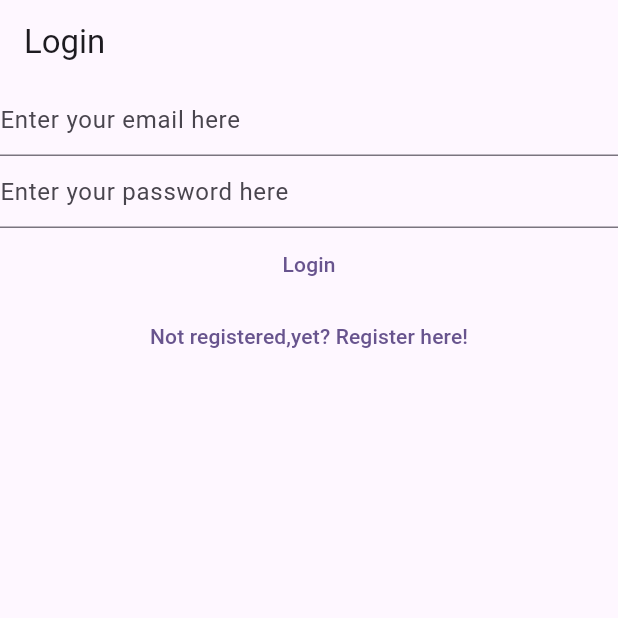
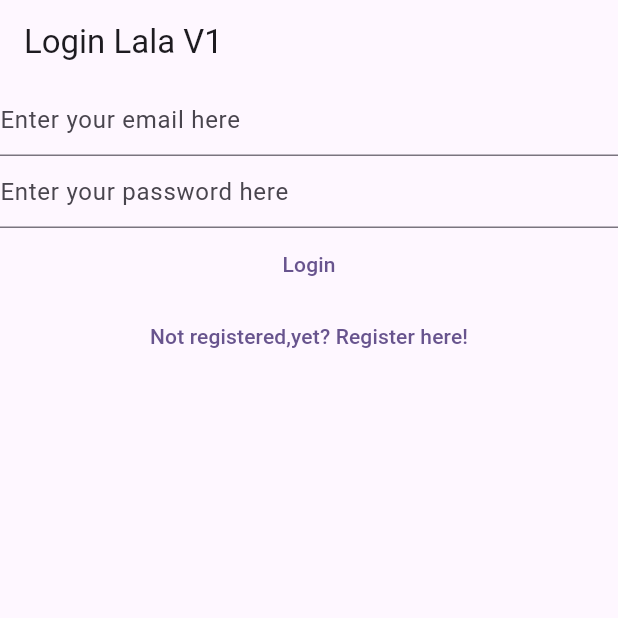
Before and after one commit to ana-lala/flutter-app-dev, a Flutter app: the screen it shows after launch, on a phone screen of 412 x 824 dp, the top half of it. Run offline on Flutter 3.47's test engine with Material 3 defaults, Android fonts, the phone set to English and light mode, and no system bars; our stand-ins replace firebase_auth, firebase_core; accounts and stored records are empty.

Commit message:
update title lala V1

```diff
--- a/lib/main.dart
+++ b/lib/main.dart
@@ -3,6 +3,7 @@ import 'package:firebase_core/firebase_core.dart';
 import 'package:firstproject/firebase_options.dart';
 import 'package:firstproject/views/login_view.dart';
 import 'package:firstproject/views/register_view.dart';
+import 'package:firstproject/views/verify_email_view.dart';
 import 'package:flutter/material.dart';
 
 void main() {
@@ -42,13 +43,17 @@ class HomePage extends StatelessWidget {
       builder: (context, snapshot) {
         switch(snapshot.connectionState){
           case ConnectionState.done:
-            // final user = FirebaseAuth.instance.currentUser;
-            // if(user?.emailVerified ?? false){
-            //    return const Text('Done');
-            // }else{
-            //   return const VerifyEmailView();
-            // }
-           return LoginView();
+            final user = FirebaseAuth.instance.currentUser;
+            if(user != null){
+              if(user.emailVerified){
+                print('Email is verified');
+              }else{
+                return const VerifyEmailView();
+              }
+            }else{
+              return const LoginView();
+            }
+            return Text('Done');
           default:
             return const CircularProgressIndicator();
         }
--- a/lib/views/login_view.dart
+++ b/lib/views/login_view.dart
@@ -31,7 +31,7 @@ class _LoginViewState extends State<LoginView> {
 Widget build(BuildContext context) {
    return Scaffold(
     appBar: AppBar(
-      title: const Text('Login'),
+      title: const Text('Login Lala V1'),
     ),
      body: Column(
             children: [
```
